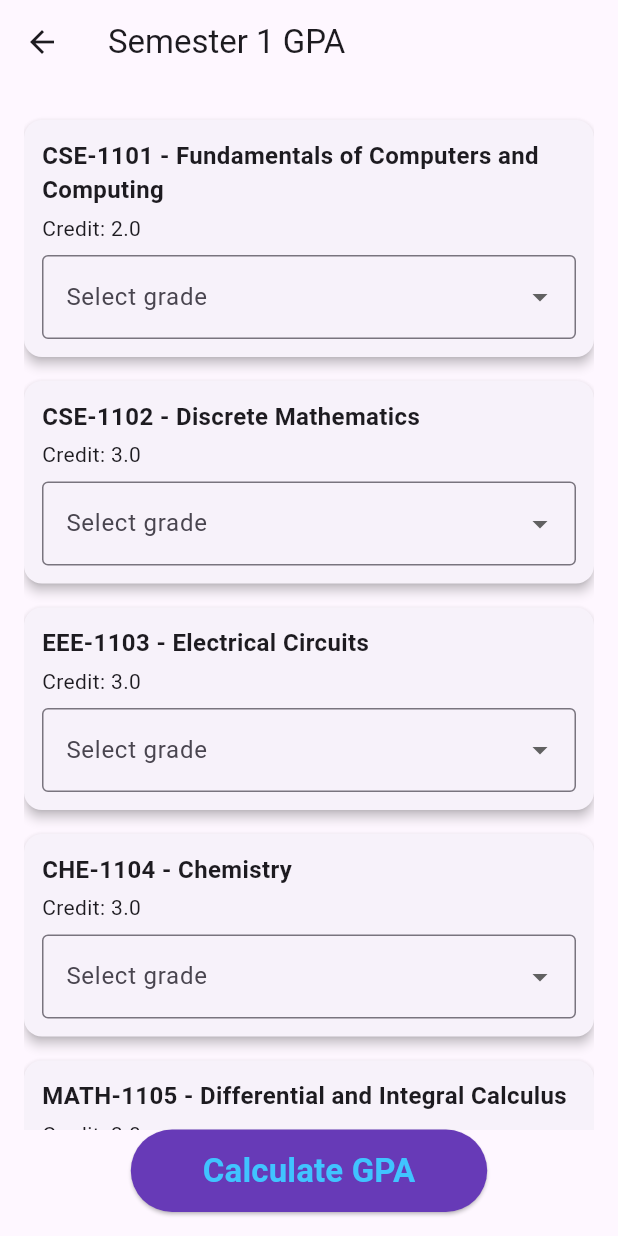
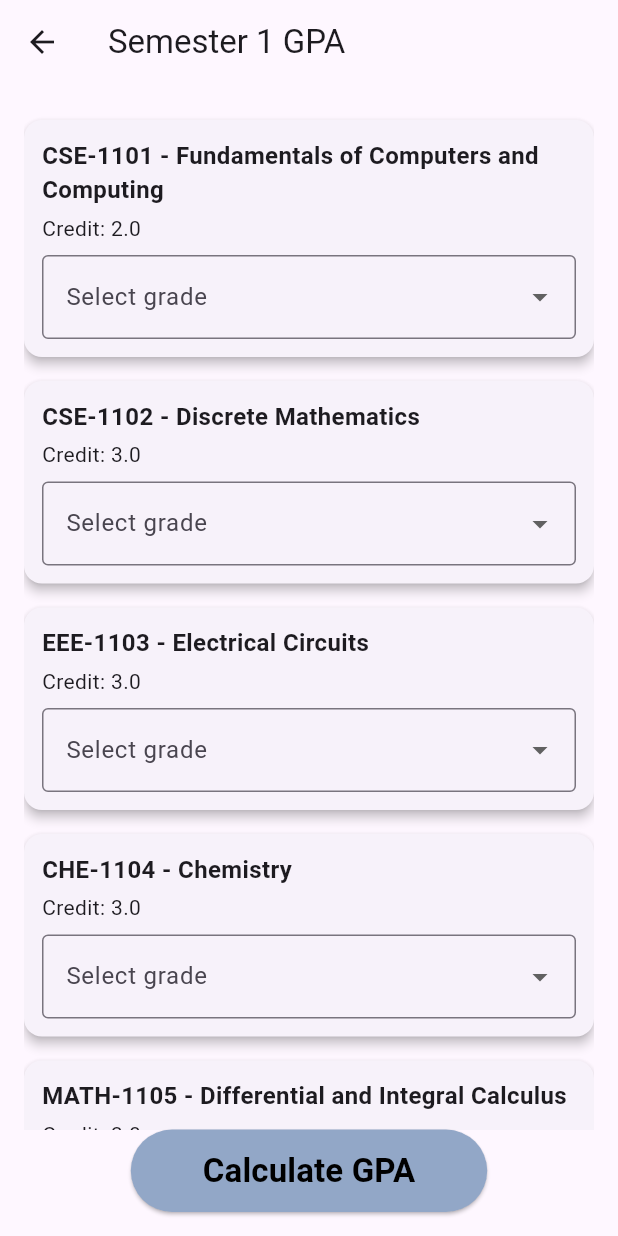
Before and after one commit to SB-Sagor/CGPA-Calculator, a Flutter app: the GpaScreen screen opened directly, after a tap on "Semester 1", on a phone screen of 412 x 824 dp. Run offline on Flutter 3.47's test engine with Material 3 defaults, Android fonts, the phone set to English and light mode, and no system bars.

Commit message:
color change

```diff
--- a/lib/screens/cgpa_screen.dart
+++ b/lib/screens/cgpa_screen.dart
@@ -39,7 +39,7 @@ class _CgpaScreenState extends State<CgpaScreen> {
                 margin: EdgeInsets.symmetric(horizontal: 20, vertical: 10),
                 padding: EdgeInsets.symmetric(vertical: 14),
                 decoration: BoxDecoration(
-                  color: Colors.deepPurple,
+                  color: Color(0xFF92A7C7),
                   borderRadius: BorderRadius.circular(16),
                   boxShadow: [
                     BoxShadow(
--- a/lib/screens/gpa_screen.dart
+++ b/lib/screens/gpa_screen.dart
@@ -53,7 +53,7 @@ class _GpaScreenState extends State<GpaScreen> {
               child: Container(
                 margin: EdgeInsets.symmetric(horizontal: 4, vertical: 4),
                 decoration: BoxDecoration(
-                  color: Colors.deepPurple,
+                  color: Color(0xFF92A7C7),
                   borderRadius: BorderRadius.circular(16),
                   boxShadow: [
                     BoxShadow(
--- a/lib/screens/home_screen.dart
+++ b/lib/screens/home_screen.dart
@@ -64,7 +64,7 @@ class _HomeScreenState extends State<HomeScreen> {
                 margin: EdgeInsets.symmetric(horizontal: 20, vertical: 10),
                 padding: EdgeInsets.symmetric(vertical: 14),
                 decoration: BoxDecoration(
-                  color: Colors.deepPurple,
+                  color: Color(0xFF92A7C7),
                   borderRadius: BorderRadius.circular(16),
                   boxShadow: [
                     BoxShadow(
--- a/lib/screens/semester_gpa_screen.dart
+++ b/lib/screens/semester_gpa_screen.dart
@@ -145,8 +145,8 @@ class _SemesterGpaScreenState extends State<SemesterGpaScreen> {
                 );
               },
               style: ElevatedButton.styleFrom(
-                backgroundColor: Colors.deepPurple,
-                foregroundColor: Colors.lightBlueAccent,
+                backgroundColor: Color(0xFF92A7C7),
+                foregroundColor: Colors.black,
               ),
               child: Padding(
                 padding: EdgeInsets.symmetric(horizontal: 24, vertical: 12),
```
